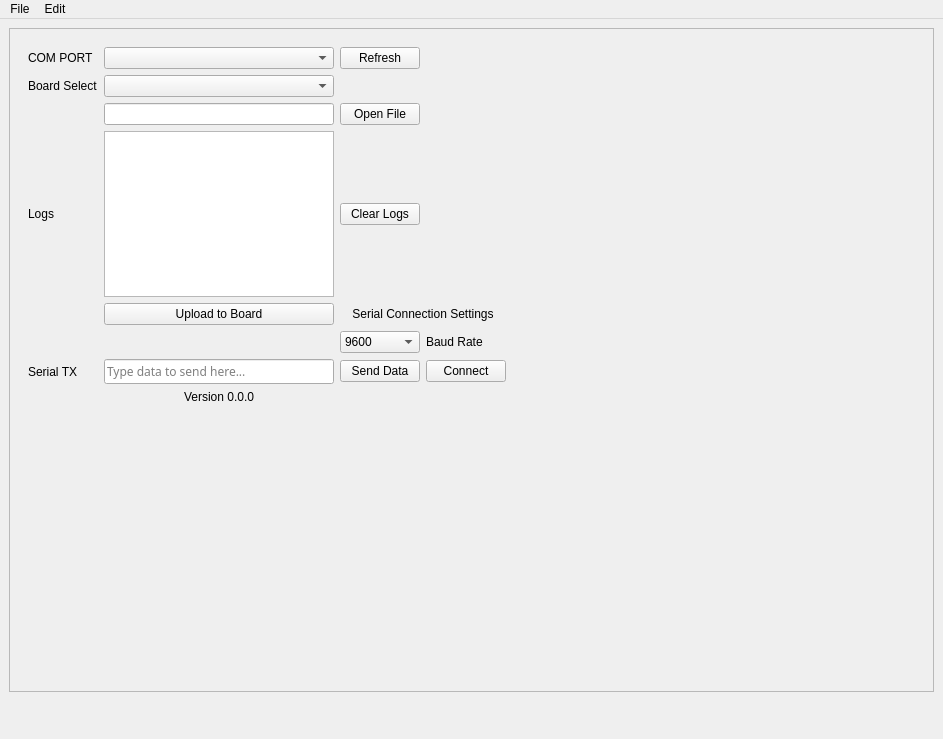
Qt form ui/main_window.ui (RAMENtheNOODLES/dev-board-flasher) before a commit.
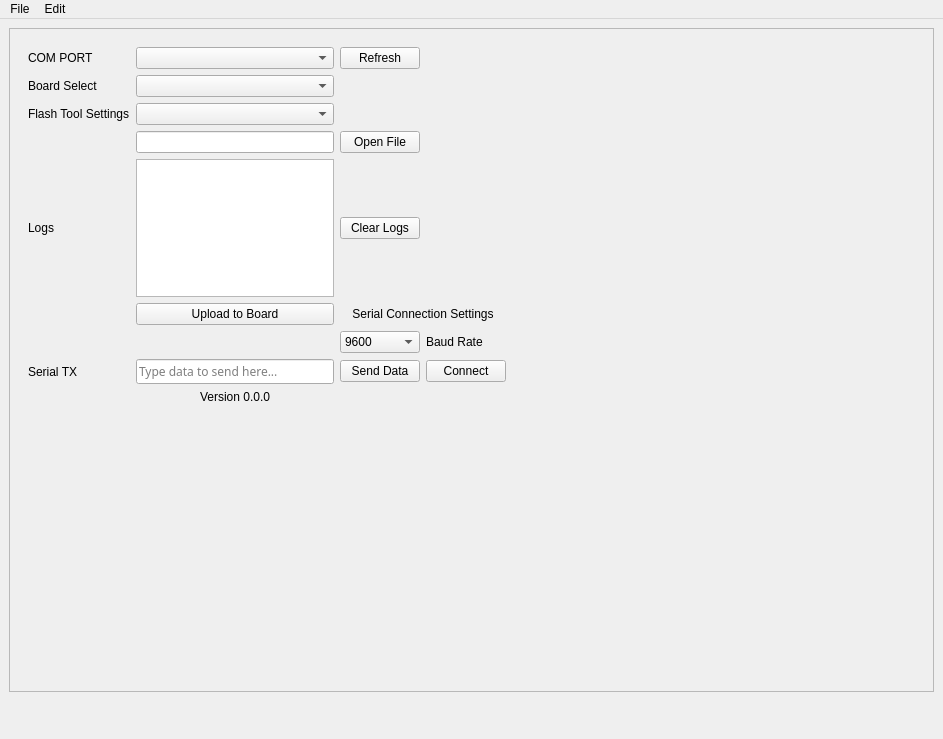
The same form after that commit. Custom widgets are drawn as their Qt base class.

Commit message: feat: Revamp installation instructions, enhance UI components, and improve external directory support

What changed in the file:
```diff
--- a/ui/main_window.ui
+++ b/ui/main_window.ui
@@ -64,20 +64,48 @@
       <property name="bottomMargin">
        <number>27</number>
       </property>
-      <item row="6" column="3">
+      <item row="4" column="1">
+       <widget class="QTextEdit" name="logText">
+        <property name="font">
+         <font>
+          <family>FiraCode Nerd Font</family>
+         </font>
+        </property>
+        <property name="readOnly">
+         <bool>true</bool>
+        </property>
+       </widget>
+      </item>
+      <item row="0" column="1">
+       <widget class="QComboBox" name="serialPortsBox"/>
+      </item>
+      <item row="1" column="0">
+       <widget class="QLabel" name="boardSelectLabel">
+        <property name="text">
+         <string>Board Select</string>
+        </property>
+       </widget>
+      </item>
+      <item row="9" column="1">
+       <widget class="QLabel" name="versionLabel">
+        <property name="text">
+         <string>Version 0.0.0</string>
+        </property>
+        <property name="alignment">
+         <set>Qt::AlignmentFlag::AlignCenter</set>
+        </property>
+       </widget>
+      </item>
+      <item row="3" column="1">
+       <widget class="QLineEdit" name="fileName"/>
+      </item>
+      <item row="7" column="3">
        <widget class="QLabel" name="label">
         <property name="text">
          <string>Baud Rate</string>
         </property>
        </widget>
       </item>
-      <item row="7" column="2">
-       <widget class="QPushButton" name="sendTXDataButton">
-        <property name="text">
-         <string>Send Data</string>
-        </property>
-       </widget>
-      </item>
       <item row="0" column="0">
        <widget class="QLabel" name="comLabel">
         <property name="text">
@@ -85,7 +113,7 @@
         </property>
        </widget>
       </item>
-      <item row="7" column="1">
+      <item row="8" column="1">
        <widget class="QLineEdit" name="serialTXBox">
         <property name="font">
          <font>
@@ -97,7 +125,59 @@
         </property>
        </widget>
       </item>
-      <item row="6" column="2">
+      <item row="6" column="2" colspan="2">
+       <widget class="QLabel" name="label_2">
+        <property name="text">
+         <string>Serial Connection Settings</string>
+        </property>
+        <property name="alignment">
+         <set>Qt::AlignmentFlag::AlignCenter</set>
+        </property>
+       </widget>
+      </item>
+      <item row="3" column="2">
+       <widget class="QPushButton" name="uploadButton">
+        <property name="text">
+         <string>Open File</string>
+        </property>
+       </widget>
+      </item>
+      <item row="8" column="3">
+       <widget class="QPushButton" name="serialMonitorButton">
+        <property name="text">
+         <string>Connect</string>
+        </property>
+       </widget>
+      </item>
+      <item row="4" column="0">
+       <widget class="QLabel" name="label_3">
+        <property name="text">
+         <string>Logs</string>
+        </property>
+       </widget>
+      </item>
+      <item row="8" column="2">
+       <widget class="QPushButton" name="sendTXDataButton">
+        <property name="text">
+         <string>Send Data</string>
+        </property>
+       </widget>
+      </item>
+      <item row="6" column="1">
+       <widget class="QPushButton" name="uploadBoardButton">
+        <property name="text">
+         <string>Upload to Board</string>
+        </property>
+       </widget>
+      </item>
+      <item row="4" column="2">
+       <widget class="QPushButton" name="clearLogsButton">
+        <property name="text">
+         <string>Clear Logs</string>
+        </property>
+       </widget>
+      </item>
+      <item row="7" column="2">
        <widget class="QComboBox" name="baudRateBox">
         <item>
          <property name="text">
@@ -121,25 +201,15 @@
         </item>
        </widget>
       </item>
-      <item row="0" column="1">
-       <widget class="QComboBox" name="serialPortsBox"/>
-      </item>
-      <item row="2" column="1">
-       <widget class="QLineEdit" name="fileName"/>
-      </item>
-      <item row="5" column="1">
-       <widget class="QPushButton" name="uploadBoardButton">
+      <item row="8" column="0">
+       <widget class="QLabel" name="label_4">
         <property name="text">
-         <string>Upload to Board</string>
+         <string>Serial TX</string>
         </property>
        </widget>
       </item>
-      <item row="7" column="3">
-       <widget class="QPushButton" name="serialMonitorButton">
-        <property name="text">
-         <string>Connect</string>
-        </property>
-       </widget>
+      <item row="1" column="1">
+       <widget class="QComboBox" name="boardSelect"/>
       </item>
       <item row="0" column="2">
        <widget class="QPushButton" name="refreshCOMPortButton">
@@ -148,73 +218,13 @@
         </property>
        </widget>
       </item>
-      <item row="1" column="0">
-       <widget class="QLabel" name="boardSelectLabel">
-        <property name="text">
-         <string>Board Select</string>
-        </property>
-       </widget>
+      <item row="2" column="1">
+       <widget class="QComboBox" name="flashToolSettings"/>
       </item>
-      <item row="2" column="2">
-       <widget class="QPushButton" name="uploadButton">
+      <item row="2" column="0">
+       <widget class="QLabel" name="label_5">
         <property name="text">
-         <string>Open File</string>
-        </property>
-       </widget>
-      </item>
-      <item row="1" column="1">
-       <widget class="QComboBox" name="boardSelect"/>
-      </item>
-      <item row="3" column="2">
-       <widget class="QPushButton" name="clearLogsButton">
-        <property name="text">
-         <string>Clear Logs</string>
-        </property>
-       </widget>
-      </item>
-      <item row="3" column="1">
-       <widget class="QTextEdit" name="logText">
-        <property name="font">
-         <font>
-          <family>FiraCode Nerd Font</family>
-         </font>
-        </property>
-        <property name="readOnly">
-         <bool>true</bool>
-        </property>
-       </widget>
-      </item>
-      <item row="5" column="2" colspan="2">
-       <widget class="QLabel" name="label_2">
-        <property name="text">
-         <string>Serial Connection Settings</string>
-        </property>
-        <property name="alignment">
-         <set>Qt::AlignmentFlag::AlignCenter</set>
-        </property>
-       </widget>
-      </item>
-      <item row="7" column="0">
-       <widget class="QLabel" name="label_4">
-        <property name="text">
-         <string>Serial TX</string>
-        </property>
-       </widget>
-      </item>
-      <item row="3" column="0">
-       <widget class="QLabel" name="label_3">
-        <property name="text">
-         <string>Logs</string>
-        </property>
-       </widget>
-      </item>
-      <item row="8" column="1">
-       <widget class="QLabel" name="versionLabel">
-        <property name="text">
-         <string>Version 0.0.0</string>
-        </property>
-        <property name="alignment">
-         <set>Qt::AlignmentFlag::AlignCenter</set>
+         <string>Flash Tool Settings</string>
         </property>
        </widget>
       </item>
```
The commit also changes 7 other files.
